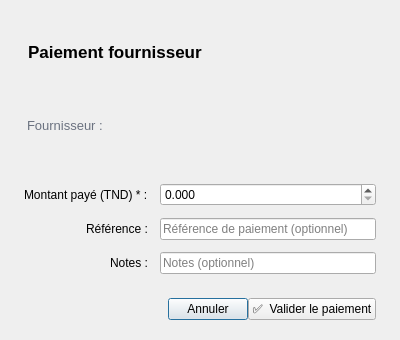
Above: app/ui/supplier_payment_dialog.ui from Arafat-029/storemanager-pro before the change. Below: the same form after it.
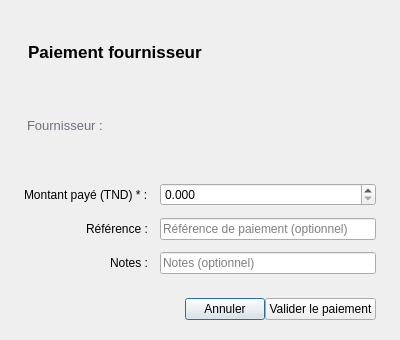
That is the form after the change. Custom widgets are drawn as their Qt base class.

The edit to the form file:
```diff
--- a/app/ui/supplier_payment_dialog.ui
+++ b/app/ui/supplier_payment_dialog.ui
@@ -65,7 +65,7 @@
      </item>
      <item>
       <widget class="QPushButton" name="btnOk">
-       <property name="text"><string>✅  Valider le paiement</string></property>
+       <property name="text"><string>Valider le paiement</string></property>
       </widget>
      </item>
     </layout>
```
